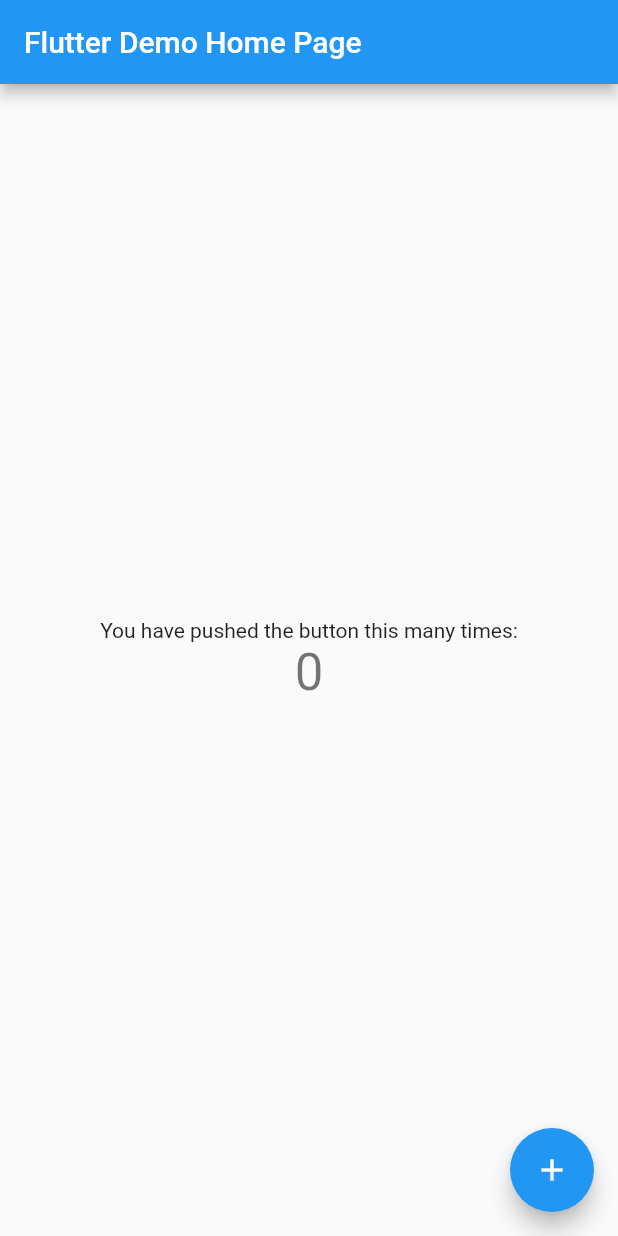
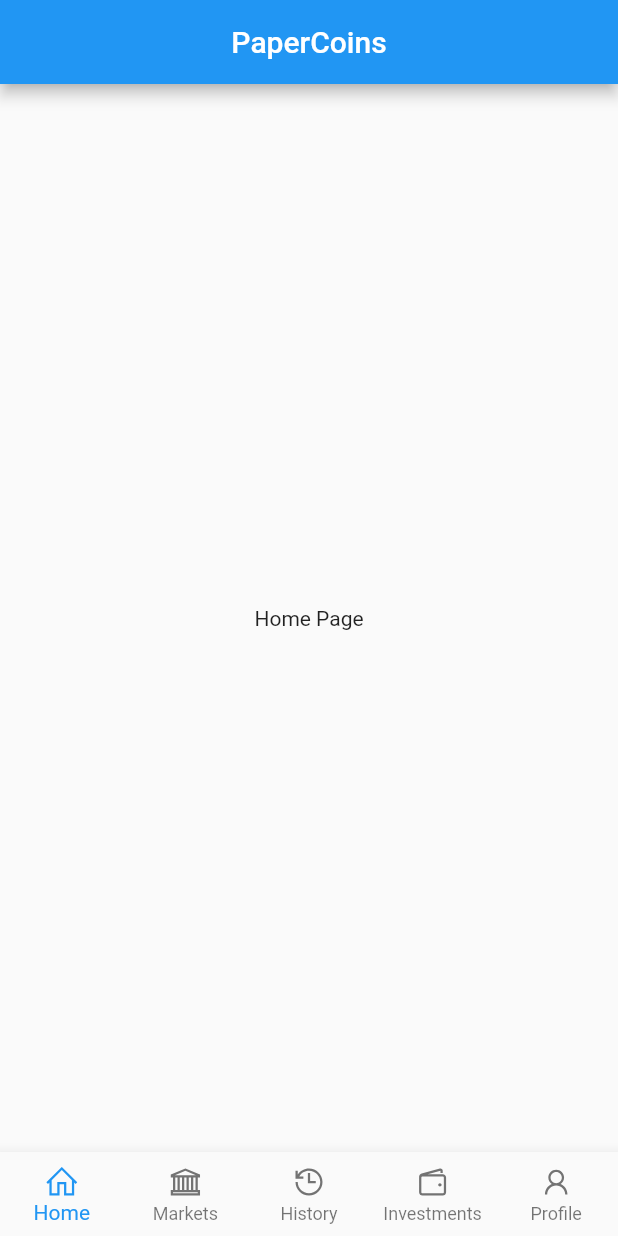
Before and after one commit to apoorvpandey0/papercoins, a Flutter app: the screen it shows after launch, on a phone screen of 412 x 824 dp. Run offline on Flutter 3.47's test engine with Material 2 defaults, Android fonts, the phone set to English and light mode, and no system bars; our stand-ins replace line_icons.

Commit message:
Added base layout in files and marketpage

```diff
--- a/lib/main.dart
+++ b/lib/main.dart
@@ -1,4 +1,5 @@
 import 'package:flutter/material.dart';
+import 'package:papercoins/screens/home/home-screen.dart';
 
 void main() {
   runApp(MyApp());
@@ -8,57 +9,15 @@
   @override
   Widget build(BuildContext context) {
     return MaterialApp(
+      debugShowCheckedModeBanner: false,
       title: 'Flutter Demo',
       theme: ThemeData(
         primarySwatch: Colors.blue,
       ),
-      home: MyHomePage(title: 'Flutter Demo Home Page'),
+      initialRoute: HomeScreen.routeName,
+      routes: {
+        HomeScreen.routeName: (context) => HomeScreen(),
+      },
     );
   }
 }
-
-class MyHomePage extends StatefulWidget {
-  MyHomePage({Key? key, required this.title}) : super(key: key);
-  final String title;
-
-  @override
-  _MyHomePageState createState() => _MyHomePageState();
-}
-
-class _MyHomePageState extends State<MyHomePage> {
-  int _counter = 0;
-
-  void _incrementCounter() {
-    setState(() {
-      _counter++;
-    });
-  }
-
-  @override
-  Widget build(BuildContext context) {
-    return Scaffold(
-      appBar: AppBar(
-        title: Text(widget.title),
-      ),
-      body: Center(
-        child: Column(
-          mainAxisAlignment: MainAxisAlignment.center,
-          children: <Widget>[
-            Text(
-              'You have pushed the button this many times:',
-            ),
-            Text(
-              '$_counter',
-              style: Theme.of(context).textTheme.headline4,
-            ),
-          ],
-        ),
-      ),
-      floatingActionButton: FloatingActionButton(
-        onPressed: _incrementCounter,
-        tooltip: 'Increment',
-        child: Icon(Icons.add),
-      ), // This trailing comma makes auto-formatting nicer for build methods.
-    );
-  }
-}
--- a/lib/screens/home/feed/homepage.dart
+++ b/lib/screens/home/feed/homepage.dart
@@ -0,0 +1,12 @@
+import 'package:flutter/material.dart';
+
+class HomePage extends StatelessWidget {
+  @override
+  Widget build(BuildContext context) {
+    return Container(
+      child: Center(
+        child: Text('Home Page'),
+      ),
+    );
+  }
+}
--- a/lib/screens/home/home-screen.dart
+++ b/lib/screens/home/home-screen.dart
@@ -1,15 +1,68 @@
 import 'package:flutter/material.dart';
+import 'package:line_icons/line_icons.dart';
+import 'package:papercoins/screens/home/feed/homepage.dart';
+import 'package:papercoins/screens/home/history/historypage.dart';
+import 'package:papercoins/screens/home/market/marketspage.dart';
+import 'package:papercoins/screens/home/portfolio/portfoliopage.dart';
+import 'package:papercoins/screens/home/settings/settingspage.dart';
 
-class HomeScreen extends StatelessWidget {
+class HomeScreen extends StatefulWidget {
   static const routeName = '/home';
+
+  @override
+  _HomeScreenState createState() => _HomeScreenState();
+}
+
+class _HomeScreenState extends State<HomeScreen> {
+  int pageIndex = 0;
+  PageController _pageController = PageController(initialPage: 0);
   @override
   Widget build(BuildContext context) {
     return Scaffold(
       appBar: AppBar(
-        title: Text('Home'),
+        centerTitle: true,
+        title: Text('PaperCoins'),
       ),
-      body: Center(
-        child: Text('Home'),
+      body: PageView(
+        physics: NeverScrollableScrollPhysics(),
+        controller: _pageController,
+        children: <Widget>[
+          HomePage(),
+          MarketPage(),
+          HistoryPage(),
+          PortfolioPage(),
+          SettingsPage(),
+        ],
+      ),
+      bottomNavigationBar: BottomNavigationBar(
+        type: BottomNavigationBarType.fixed,
+        currentIndex: pageIndex,
+        onTap: (value) {
+          setState(() => pageIndex = value);
+          _pageController.jumpToPage(value);
+        },
+        items: [
+          BottomNavigationBarItem(
+            icon: Icon(LineIcons.home),
+            title: Text('Home'),
+          ),
+          BottomNavigationBarItem(
+            icon: Icon(LineIcons.landmark),
+            title: Text('Markets'),
+          ),
+          BottomNavigationBarItem(
+            icon: Icon(LineIcons.history),
+            title: Text('History'),
+          ),
+          BottomNavigationBarItem(
+            icon: Icon(LineIcons.wallet),
+            title: Text('Investments'),
+          ),
+          BottomNavigationBarItem(
+            icon: Icon(LineIcons.user),
+            title: Text('Profile'),
+          ),
+        ],
       ),
     );
   }
--- a/pubspec.yaml
+++ b/pubspec.yaml
@@ -28,6 +28,8 @@
   # The following adds the Cupertino Icons font to your application.
   # Use with the CupertinoIcons class for iOS style icons.
   cupertino_icons: ^1.0.2
+  line_icons: ^2.0.1
+  syncfusion_flutter_charts: ^19.3.56
 
 dev_dependencies:
   flutter_test:
```
Also changed, not shown: lib/providers/coins.dart (added, +71 -0 lines), lib/screens/home/history/historypage.dart (+12 -0 lines), lib/screens/home/market/marketspage.dart (added, +126 -0 lines), lib/screens/home/portfolio/portfoliopage.dart (+12 -0 lines), lib/screens/home/settings/settingspage.dart (+12 -0 lines), lib/screens/home/price/pricepage.dart (deleted), pubspec.lock.
